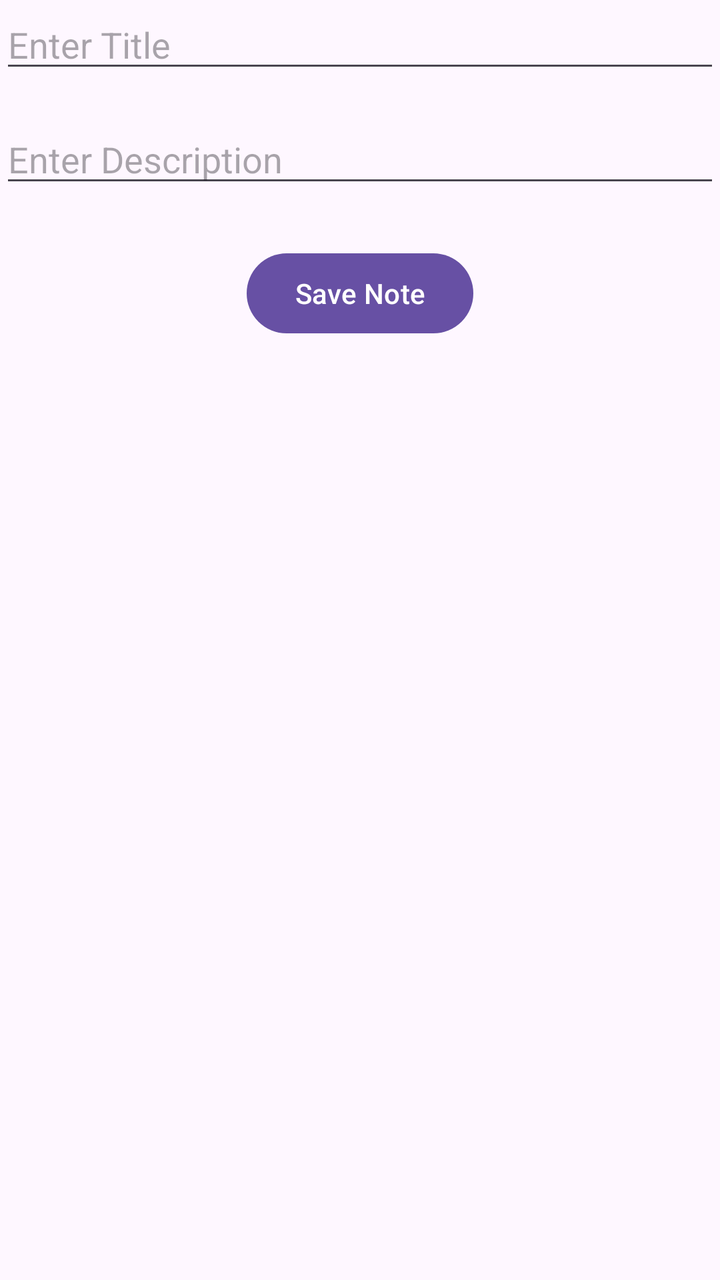
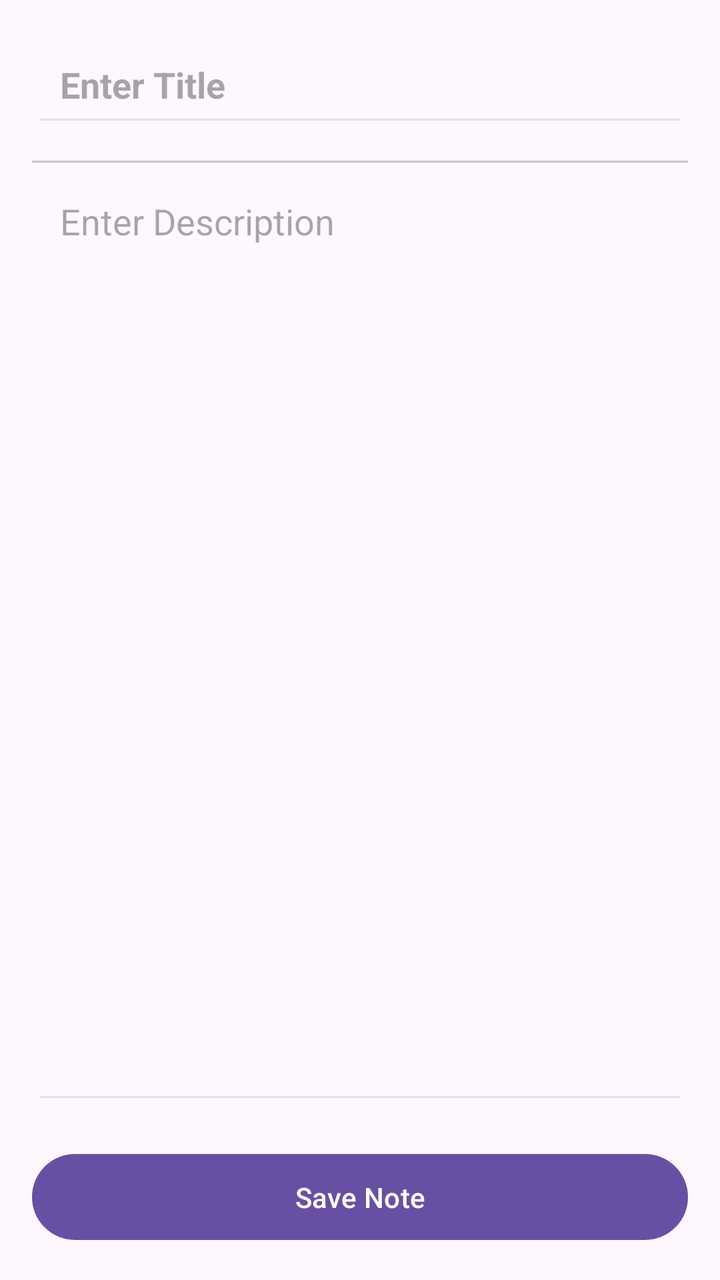

Two renders of the same Android screen: before a commit and after it. Below are the layout's source before the change and the commit's diff.
<!-- AndroidManifest.xml: application theme Theme.NotesApp -->
<!-- res/layout/activity_add_note.xml -->
<?xml version="1.0" encoding="utf-8"?>
<androidx.constraintlayout.widget.ConstraintLayout xmlns:android="http://schemas.android.com/apk/res/android"
    xmlns:app="http://schemas.android.com/apk/res-auto"
    xmlns:tools="http://schemas.android.com/tools"
    android:id="@+id/main"
    android:layout_width="match_parent"
    android:layout_height="match_parent"
    tools:context=".AddNoteActivity">

        <EditText
            android:id="@+id/editTitle"
            android:layout_width="0dp"
            android:layout_height="wrap_content"
            android:hint="@string/hint_title"
            app:layout_constraintTop_toTopOf="parent"
            app:layout_constraintStart_toStartOf="parent"
            app:layout_constraintEnd_toEndOf="parent"/>

        <EditText
            android:id="@+id/editDescription"
            android:layout_width="0dp"
            android:layout_height="wrap_content"
            android:hint="@string/hint_description"
            android:layout_marginTop="16dp"
            app:layout_constraintTop_toBottomOf="@id/editTitle"
            app:layout_constraintStart_toStartOf="parent"
            app:layout_constraintEnd_toEndOf="parent"/>

        <Button
            android:id="@+id/btnSave"
            android:layout_width="wrap_content"
            android:layout_height="wrap_content"
            android:text="@string/action_save"
            android:layout_marginTop="24dp"
            app:layout_constraintTop_toBottomOf="@id/editDescription"
            app:layout_constraintStart_toStartOf="parent"
            app:layout_constraintEnd_toEndOf="parent"/>

</androidx.constraintlayout.widget.ConstraintLayout>
<!-- resources referenced by this layout -->
<resources>
  <string name="action_save">Save Note</string>
  <string name="hint_description">Enter Description</string>
  <string name="hint_title">Enter Title</string>
  <style name="Theme.NotesApp" parent="Base.Theme.NotesApp" />
  <style name="Base.Theme.NotesApp" parent="Theme.Material3.DayNight">
          
          
      </style>
</resources>

<!-- the commit's change to res/layout/activity_add_note.xml (unified diff, before → after) -->
@@ -1,39 +1,69 @@
 <?xml version="1.0" encoding="utf-8"?>
-<androidx.constraintlayout.widget.ConstraintLayout xmlns:android="http://schemas.android.com/apk/res/android"
+<androidx.constraintlayout.widget.ConstraintLayout
+    xmlns:android="http://schemas.android.com/apk/res/android"
     xmlns:app="http://schemas.android.com/apk/res-auto"
     xmlns:tools="http://schemas.android.com/tools"
     android:id="@+id/main"
     android:layout_width="match_parent"
     android:layout_height="match_parent"
+    android:padding="16dp"
+    android:background="?attr/colorSurface"
     tools:context=".AddNoteActivity">
+
 
         <EditText
             android:id="@+id/editTitle"
             android:layout_width="0dp"
             android:layout_height="wrap_content"
             android:hint="@string/hint_title"
+            android:inputType="textCapSentences|textMultiLine"
+            android:textSize="18sp"
+            android:textStyle="bold"
+            android:padding="14dp"
+            android:backgroundTint="?attr/colorSurfaceVariant"
+            android:elevation="2dp"
             app:layout_constraintTop_toTopOf="parent"
             app:layout_constraintStart_toStartOf="parent"
+            app:layout_constraintEnd_toEndOf="parent" />
+
+        <View
+            android:layout_width="0dp"
+            android:layout_height="1dp"
+            android:layout_marginTop="12dp"
+            android:layout_marginBottom="12dp"
+            android:background="?attr/colorOutlineVariant"
+            app:layout_constraintTop_toBottomOf="@id/editTitle"
+            app:layout_constraintStart_toStartOf="parent"
             app:layout_constraintEnd_toEndOf="parent"/>
+
 
         <EditText
             android:id="@+id/editDescription"
             android:layout_width="0dp"
-            android:layout_height="wrap_content"
+            android:layout_height="0dp"
             android:hint="@string/hint_description"
+            android:inputType="textMultiLine|textCapSentences"
+            android:gravity="top"
+            android:padding="14dp"
             android:layout_marginTop="16dp"
+            android:backgroundTint="?attr/colorSurfaceVariant"
+            android:elevation="2dp"
+            android:minLines="10"
             app:layout_constraintTop_toBottomOf="@id/editTitle"
+            app:layout_constraintBottom_toTopOf="@id/btnSave"
             app:layout_constraintStart_toStartOf="parent"
-            app:layout_constraintEnd_toEndOf="parent"/>
+            app:layout_constraintEnd_toEndOf="parent"
+            android:layout_marginBottom="16dp"/>
+
 
         <Button
             android:id="@+id/btnSave"
-            android:layout_width="wrap_content"
+            android:layout_width="0dp"
             android:layout_height="wrap_content"
             android:text="@string/action_save"
-            android:layout_marginTop="24dp"
-            app:layout_constraintTop_toBottomOf="@id/editDescription"
+            android:padding="12dp"
+            app:layout_constraintBottom_toBottomOf="parent"
             app:layout_constraintStart_toStartOf="parent"
-            app:layout_constraintEnd_toEndOf="parent"/>
+            app:layout_constraintEnd_toEndOf="parent" />
 
 </androidx.constraintlayout.widget.ConstraintLayout>
